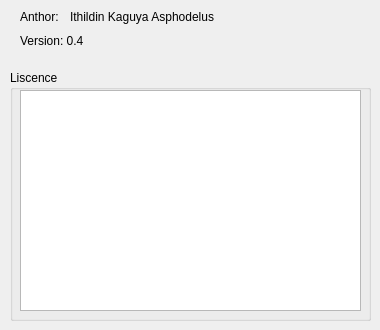
Qt form dialogaboutme.ui (ChickenSeller/Primer-Maker) before a commit.
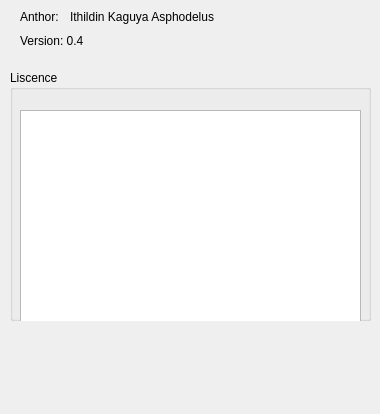
The same form after that commit.

Diff of the .ui file:
```diff
--- a/dialogaboutme.ui
+++ b/dialogaboutme.ui
@@ -7,7 +7,7 @@
     <x>0</x>
     <y>0</y>
     <width>380</width>
-    <height>330</height>
+    <height>414</height>
    </rect>
   </property>
   <property name="windowTitle">
@@ -29,7 +29,7 @@
     <property name="geometry">
      <rect>
       <x>10</x>
-      <y>20</y>
+      <y>40</y>
       <width>341</width>
       <height>221</height>
      </rect>
```
